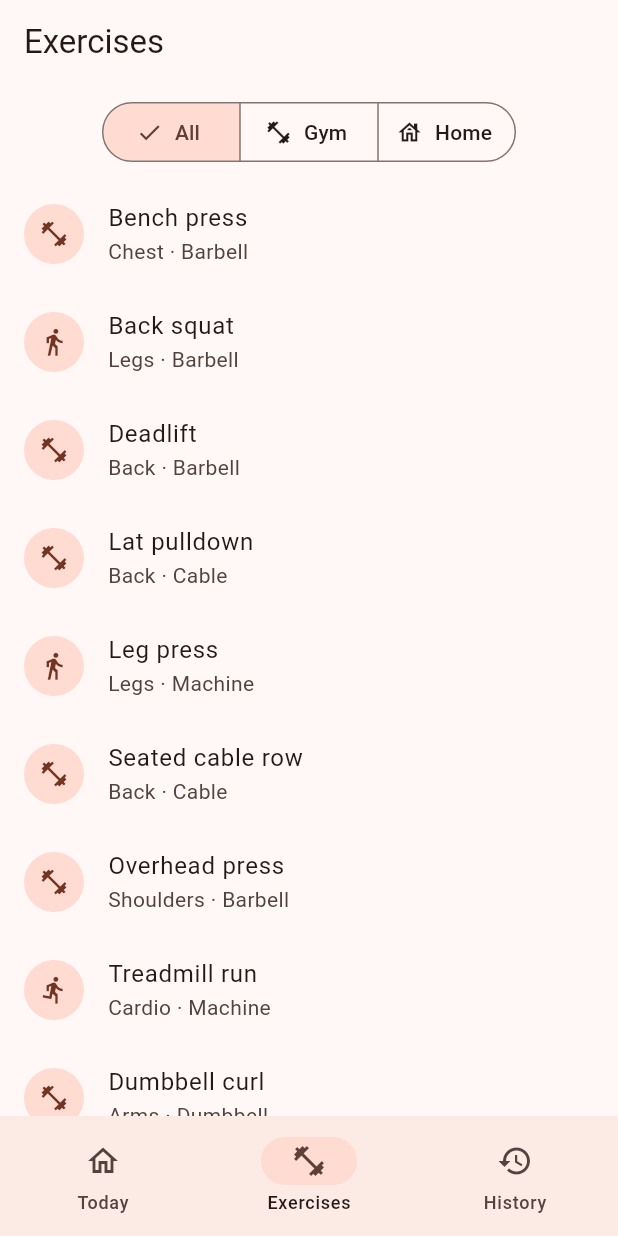
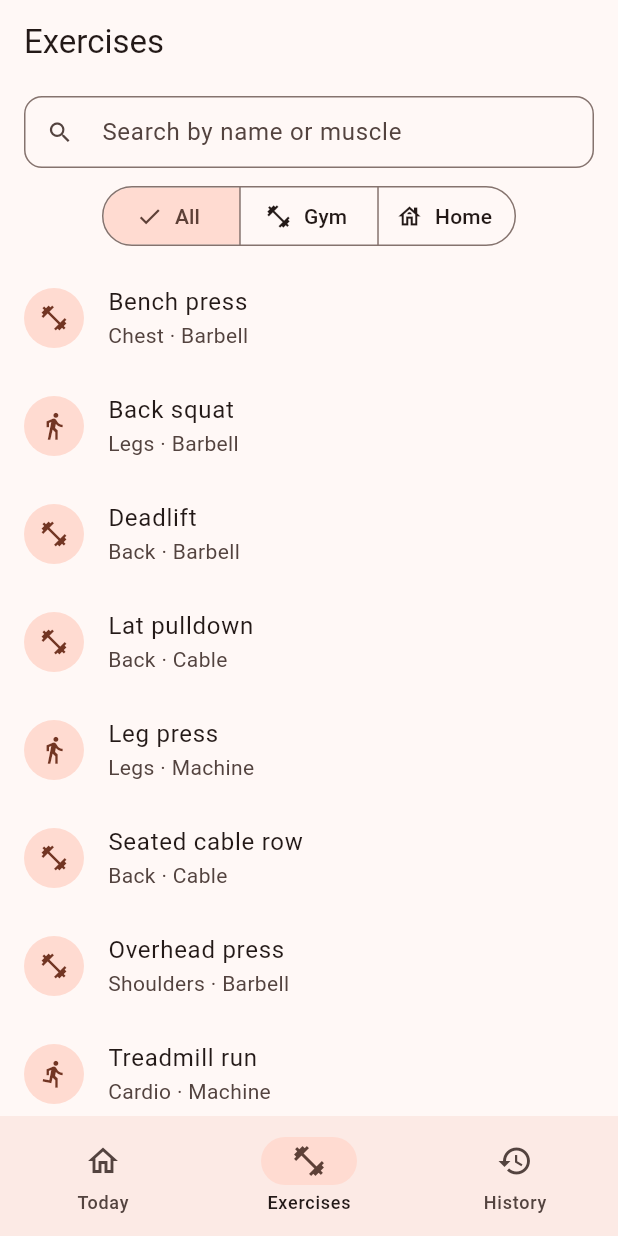
Before and after one commit to lordyhas/endelea, a Flutter app: the screen it shows after launch, item 2 of the bottom bar chosen, on a phone screen of 412 x 824 dp. Run offline on Flutter 3.47's test engine with Material 3 defaults, Android fonts, the phone set to English and light mode, and no system bars.

Commit message:
feat: search exercises by name or muscle group

```diff
--- a/lib/data/exercise_catalog.dart
+++ b/lib/data/exercise_catalog.dart
@@ -17,7 +17,8 @@ const List<Exercise> exerciseCatalog = [
     muscleGroup: MuscleGroup.legs,
     equipment: Equipment.barbell,
     place: TrainingPlace.gym,
-    description: 'Bar on the upper back, sit down between the hips and stand up.',
+    description:
+        'Bar on the upper back, sit down between the hips and stand up.',
   ),
   Exercise(
     id: 'deadlift',
@@ -33,7 +34,8 @@ const List<Exercise> exerciseCatalog = [
     muscleGroup: MuscleGroup.back,
     equipment: Equipment.cable,
     place: TrainingPlace.gym,
-    description: 'Pull the bar to the upper chest, squeezing the shoulder blades.',
+    description:
+        'Pull the bar to the upper chest, squeezing the shoulder blades.',
   ),
   Exercise(
     id: 'leg-press',
--- a/lib/home_page.dart
+++ b/lib/home_page.dart
@@ -14,9 +14,7 @@ class MyHomePage extends StatelessWidget {
         ],
         title: Text(title ?? 'Endelea'),
       ),
-      body: const Center(
-        child: Text('Sport Gymnasium Tracking'),
-      ),
+      body: const Center(child: Text('Sport Gymnasium Tracking')),
     );
   }
 }
--- a/lib/screens/exercise_library_screen.dart
+++ b/lib/screens/exercise_library_screen.dart
@@ -13,9 +13,20 @@ class ExerciseLibraryScreen extends StatefulWidget {
 
 class _ExerciseLibraryScreenState extends State<ExerciseLibraryScreen> {
   TrainingPlace _place = TrainingPlace.both;
+  String _query = '';
 
-  List<Exercise> get _filtered =>
-      exerciseCatalog.where((e) => e.place.matches(_place)).toList();
+  List<Exercise> get _filtered {
+    final query = _query.trim().toLowerCase();
+    return exerciseCatalog
+        .where((e) => e.place.matches(_place))
+        .where(
+          (e) =>
+              query.isEmpty ||
+              e.name.toLowerCase().contains(query) ||
+              e.muscleGroup.label.toLowerCase().contains(query),
+        )
+        .toList();
+  }
 
   @override
   Widget build(BuildContext context) {
@@ -24,6 +35,17 @@ class _ExerciseLibraryScreenState extends State<ExerciseLibraryScreen> {
       appBar: AppBar(title: const Text('Exercises')),
       body: Column(
         children: [
+          Padding(
+            padding: const EdgeInsets.fromLTRB(16, 8, 16, 0),
+            child: TextField(
+              decoration: const InputDecoration(
+                hintText: 'Search by name or muscle',
+                prefixIcon: Icon(Icons.search),
+                isDense: true,
+              ),
+              onChanged: (value) => setState(() => _query = value),
+            ),
+          ),
           Padding(
             padding: const EdgeInsets.fromLTRB(16, 8, 16, 8),
             child: SegmentedButton<TrainingPlace>(
@@ -46,11 +68,13 @@ class _ExerciseLibraryScreenState extends State<ExerciseLibraryScreen> {
             ),
           ),
           Expanded(
-            child: ListView.builder(
-              itemCount: exercises.length,
-              itemBuilder: (context, index) =>
-                  ExerciseTile(exercise: exercises[index]),
-            ),
+            child: exercises.isEmpty
+                ? const Center(child: Text('No exercise found'))
+                : ListView.builder(
+                    itemCount: exercises.length,
+                    itemBuilder: (context, index) =>
+                        ExerciseTile(exercise: exercises[index]),
+                  ),
           ),
         ],
       ),
--- a/lib/widgets/exercise_tile.dart
+++ b/lib/widgets/exercise_tile.dart
@@ -3,7 +3,12 @@ import 'package:flutter/material.dart';
 import '../models/exercise.dart';
 
 class ExerciseTile extends StatelessWidget {
-  const ExerciseTile({super.key, required this.exercise, this.onTap, this.trailing});
+  const ExerciseTile({
+    super.key,
+    required this.exercise,
+    this.onTap,
+    this.trailing,
+  });
 
   final Exercise exercise;
   final VoidCallback? onTap;
@@ -20,7 +25,9 @@ class ExerciseTile extends StatelessWidget {
         child: Icon(iconForMuscleGroup(exercise.muscleGroup), size: 20),
       ),
       title: Text(exercise.name),
-      subtitle: Text('${exercise.muscleGroup.label} · ${exercise.equipment.label}'),
+      subtitle: Text(
+        '${exercise.muscleGroup.label} · ${exercise.equipment.label}',
+      ),
       trailing: trailing,
     );
   }
```
